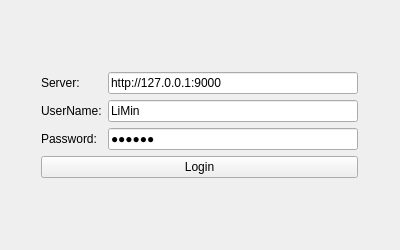
Old version of the form committer/ui/login.ui in the repository Pylogmon/committer.
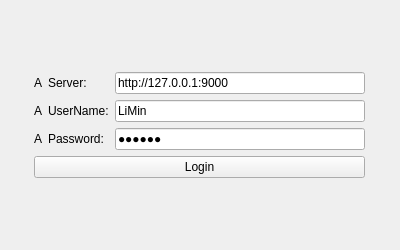
New version of the form.

The edit to the form file:
```diff
--- a/committer/ui/login.ui
+++ b/committer/ui/login.ui
@@ -43,13 +43,20 @@
    <item row="1" column="1">
     <layout class="QGridLayout" name="gridLayout">
      <item row="0" column="0">
+      <widget class="QLabel" name="server_icon">
+       <property name="text">
+        <string>A</string>
+       </property>
+      </widget>
+     </item>
+     <item row="0" column="1">
       <widget class="QLabel" name="server_label">
        <property name="text">
         <string>Server:</string>
        </property>
       </widget>
      </item>
-     <item row="0" column="1">
+     <item row="0" column="2">
       <widget class="QLineEdit" name="server_edit">
        <property name="minimumSize">
         <size>
@@ -63,13 +70,20 @@
       </widget>
      </item>
      <item row="1" column="0">
+      <widget class="QLabel" name="user_name_icon">
+       <property name="text">
+        <string>A</string>
+       </property>
+      </widget>
+     </item>
+     <item row="1" column="1">
       <widget class="QLabel" name="user_name_label">
        <property name="text">
         <string>UserName:</string>
        </property>
       </widget>
      </item>
-     <item row="1" column="1">
+     <item row="1" column="2">
       <widget class="QLineEdit" name="user_name_edit">
        <property name="minimumSize">
         <size>
@@ -83,13 +97,20 @@
       </widget>
      </item>
      <item row="2" column="0">
+      <widget class="QLabel" name="password_icon">
+       <property name="text">
+        <string>A</string>
+       </property>
+      </widget>
+     </item>
+     <item row="2" column="1">
       <widget class="QLabel" name="password_label">
        <property name="text">
         <string>Password:</string>
        </property>
       </widget>
      </item>
-     <item row="2" column="1">
+     <item row="2" column="2">
       <widget class="QLineEdit" name="password_edit">
        <property name="minimumSize">
         <size>
@@ -105,7 +126,7 @@
        </property>
       </widget>
      </item>
-     <item row="3" column="0" colspan="2">
+     <item row="3" column="0" colspan="3">
       <widget class="QPushButton" name="login_btn">
        <property name="text">
         <string>Login</string>
```
